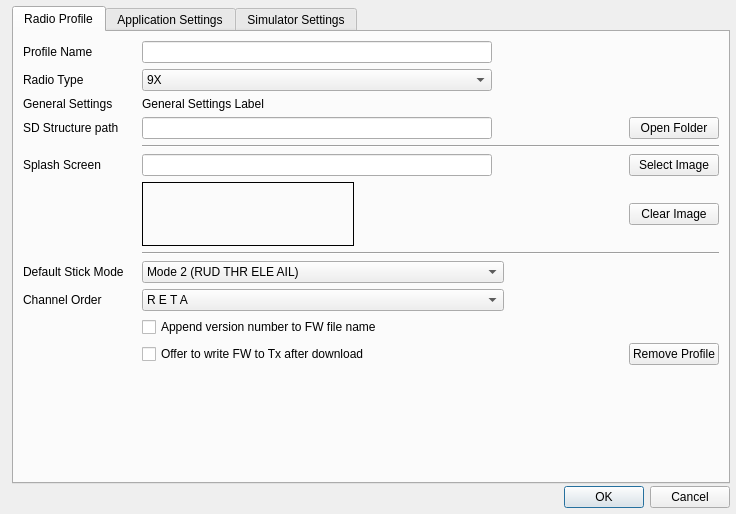
Before: the Qt Designer form companion/src/apppreferencesdialog.ui in opentx/opentx, drawn with Qt 5.
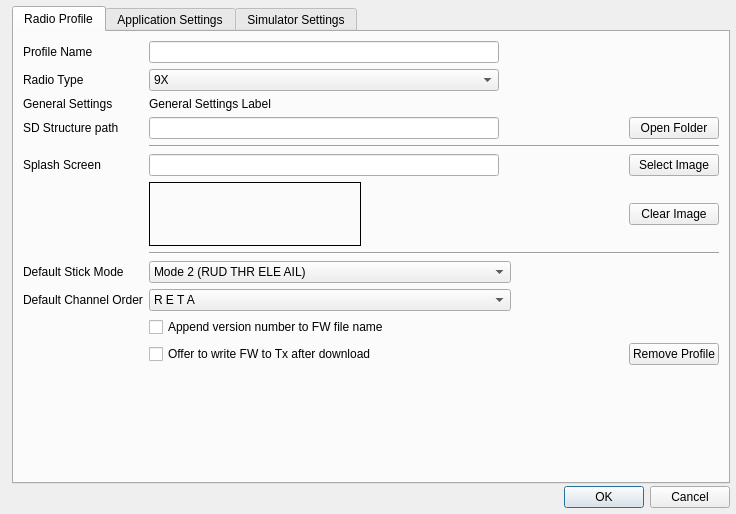
After: the same form once the commit is applied.

```diff
--- a/companion/src/apppreferencesdialog.ui
+++ b/companion/src/apppreferencesdialog.ui
@@ -318,7 +318,7 @@
           </sizepolicy>
          </property>
          <property name="text">
-          <string>Channel Order</string>
+          <string>Default Channel Order</string>
          </property>
          <property name="alignment">
           <set>Qt::AlignLeading|Qt::AlignLeft|Qt::AlignVCenter</set>
```
Left out of the diff: 6 changed lines with no effect on the pictures.
